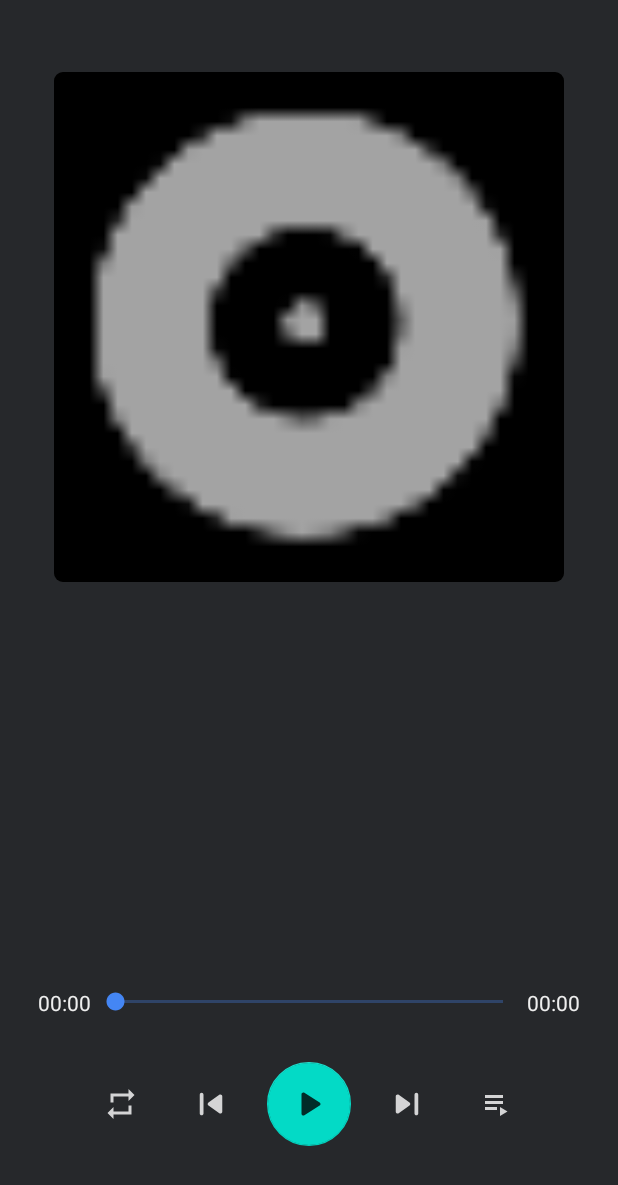
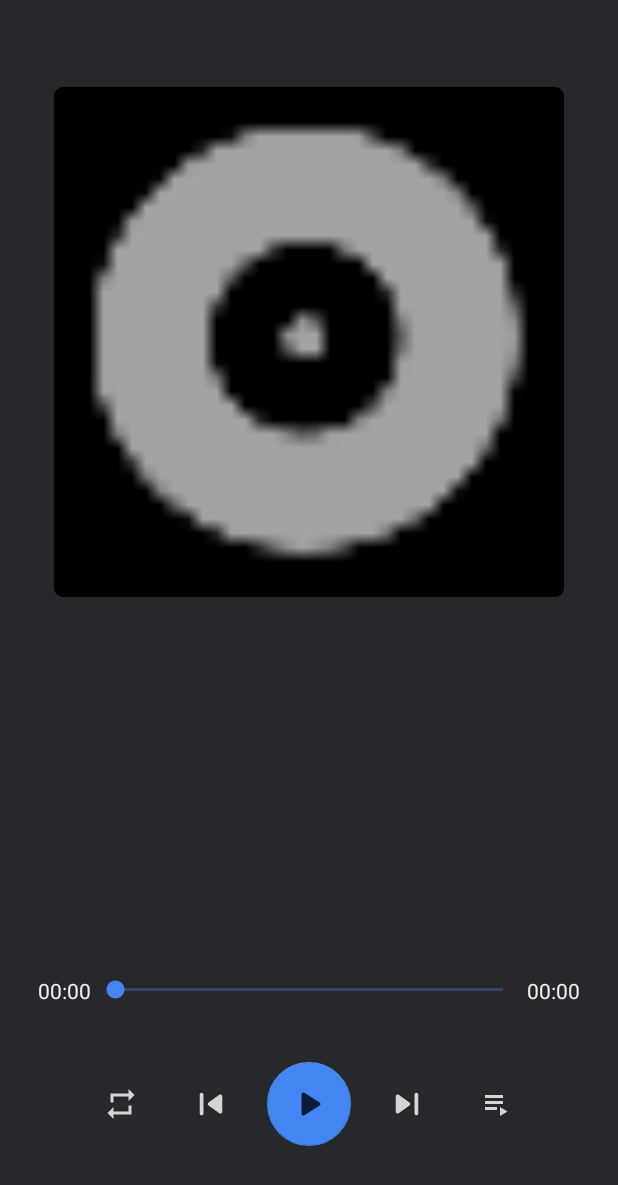
Before and after one commit to mZos/Mz-music-player-app, an Android app: the fragment PlayerFragment shown on its own in the app's theme, on a phone screen of 412 x 824 dp. Shown: the top 1185 px of the screen. Run offline under Robolectric (Android 15) with nearby library versions, the light colour scheme and no system bars; 1 statement that could not run was skipped.

Commit message:
updated some layout margins
Signed-off-by: Mohammad Zakariya <mohdzakariya272@gmail.com>

```diff
--- a/app/src/main/res/layout/fragment_player.xml
+++ b/app/src/main/res/layout/fragment_player.xml
@@ -22,7 +22,7 @@
                 android:layout_width="340dp"
                 android:layout_height="340dp"
                 android:layout_gravity="center_horizontal"
-                android:layout_marginTop="48dp"
+                android:layout_marginTop="58dp"
                 android:elevation="10dp"
                 app:cardCornerRadius="6dp">
 
@@ -51,6 +51,7 @@
                 android:singleLine="true"
                 android:textColor="@android:color/white"
                 android:textSize="20sp"
+                tools:text="@tools:sample/lorem/random"
                 android:textStyle="bold" />
 
             <TextView
@@ -59,7 +60,7 @@
                 android:layout_height="wrap_content"
                 android:layout_gravity="center_horizontal"
                 android:layout_marginStart="15dp"
-                android:layout_marginTop="15dp"
+                android:layout_marginTop="25dp"
                 android:layout_marginEnd="15dp"
                 android:ellipsize="marquee"
                 android:freezesText="true"
@@ -67,6 +68,7 @@
                 android:scrollHorizontally="true"
                 android:singleLine="true"
                 android:textColor="@color/grey"
+                tools:text="@tools:sample/full_names"
                 android:textSize="16sp" />
         </LinearLayout>
         <!-- seek bar and duration -->
@@ -74,7 +76,7 @@
             android:layout_width="match_parent"
             android:layout_height="wrap_content"
             android:layout_above="@+id/playerControls"
-            android:layout_marginBottom="30dp">
+            android:layout_marginBottom="38dp">
 
             <TextView
                 android:id="@+id/txtStartDuration"
@@ -142,6 +144,7 @@
                 android:layout_centerHorizontal="true"
                 android:layout_centerVertical="true"
                 android:src="@drawable/ic_play"
+                app:backgroundTint="@color/colorAccent"
                 app:elevation="0dp" />
 
             <ImageView
```
